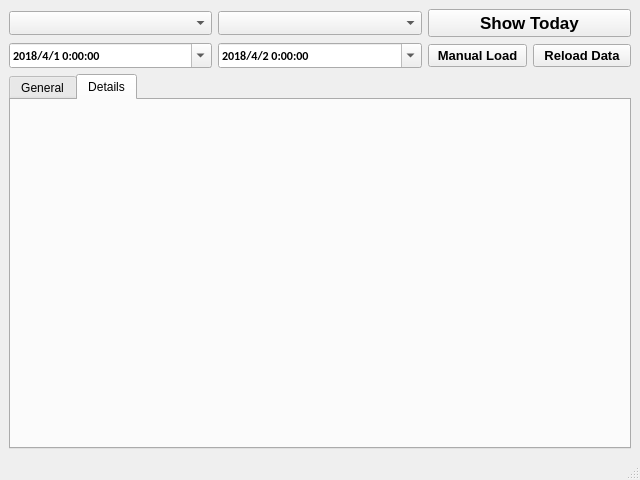
Qt form face/gfc_electrical_failure_monitor/activation_monitor.ui (zylo117/ZombieZoo) before a commit.
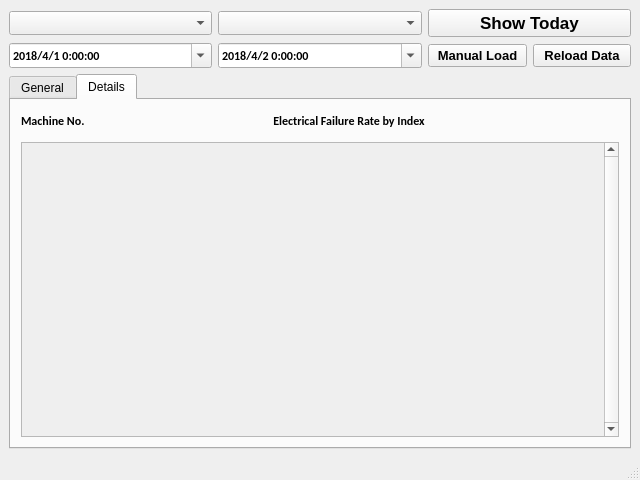
The same form after that commit. The open tabs and pages were chosen to show the change. Icons and pictures are not drawn.

Commit message: result output works

```diff
--- a/face/gfc_electrical_failure_monitor/activation_monitor.ui
+++ b/face/gfc_electrical_failure_monitor/activation_monitor.ui
@@ -398,6 +398,128 @@
        <attribute name="title">
         <string>Details</string>
        </attribute>
+       <layout class="QVBoxLayout" name="verticalLayout_7">
+        <property name="leftMargin">
+         <number>10</number>
+        </property>
+        <property name="topMargin">
+         <number>6</number>
+        </property>
+        <property name="rightMargin">
+         <number>10</number>
+        </property>
+        <property name="bottomMargin">
+         <number>10</number>
+        </property>
+        <item>
+         <layout class="QHBoxLayout" name="horizontalLayout_4" stretch="0,9,0">
+          <item>
+           <widget class="QLabel" name="label_mac_no_example_2">
+            <property name="minimumSize">
+             <size>
+              <width>0</width>
+              <height>30</height>
+             </size>
+            </property>
+            <property name="font">
+             <font>
+              <family>Calibri</family>
+              <pointsize>9</pointsize>
+              <weight>75</weight>
+              <bold>true</bold>
+             </font>
+            </property>
+            <property name="text">
+             <string>Machine No.</string>
+            </property>
+           </widget>
+          </item>
+          <item>
+           <widget class="QLabel" name="label_activation_status_example_2">
+            <property name="font">
+             <font>
+              <family>Calibri</family>
+              <pointsize>9</pointsize>
+              <weight>75</weight>
+              <bold>true</bold>
+             </font>
+            </property>
+            <property name="text">
+             <string>Electrical Failure Rate by Index</string>
+            </property>
+            <property name="alignment">
+             <set>Qt::AlignCenter</set>
+            </property>
+           </widget>
+          </item>
+          <item>
+           <widget class="QLabel" name="label_6">
+            <property name="font">
+             <font>
+              <family>Calibri</family>
+              <weight>75</weight>
+              <bold>true</bold>
+             </font>
+            </property>
+            <property name="text">
+             <string/>
+            </property>
+           </widget>
+          </item>
+         </layout>
+        </item>
+        <item>
+         <layout class="QVBoxLayout" name="verticalLayout_4">
+          <item>
+           <widget class="QScrollArea" name="scrollArea_2">
+            <property name="enabled">
+             <bool>true</bool>
+            </property>
+            <property name="font">
+             <font>
+              <family>Calibri</family>
+              <weight>75</weight>
+              <bold>true</bold>
+             </font>
+            </property>
+            <property name="verticalScrollBarPolicy">
+             <enum>Qt::ScrollBarAlwaysOn</enum>
+            </property>
+            <property name="widgetResizable">
+             <bool>true</bool>
+            </property>
+            <widget class="QWidget" name="scrollAreaWidgetContents_2">
+             <property name="geometry">
+              <rect>
+               <x>0</x>
+               <y>0</y>
+               <width>571</width>
+               <height>235</height>
+              </rect>
+             </property>
+             <layout class="QVBoxLayout" name="verticalLayout_5">
+              <property name="leftMargin">
+               <number>0</number>
+              </property>
+              <property name="topMargin">
+               <number>0</number>
+              </property>
+              <property name="rightMargin">
+               <number>0</number>
+              </property>
+              <property name="bottomMargin">
+               <number>0</number>
+              </property>
+              <item>
+               <layout class="QGridLayout" name="gridLayout_3" columnstretch="1"/>
+              </item>
+             </layout>
+            </widget>
+           </widget>
+          </item>
+         </layout>
+        </item>
+       </layout>
       </widget>
      </widget>
     </item>
```
Left out of the diff: 2 changed lines with no effect on the pictures. The commit also changes 2 other files.
